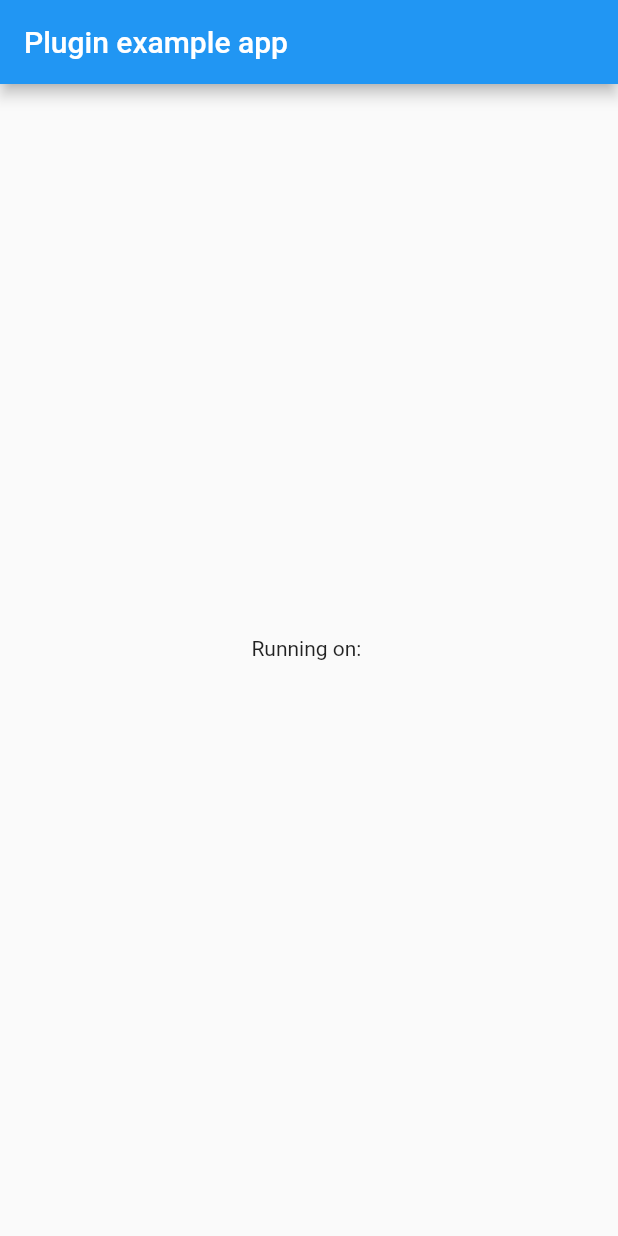
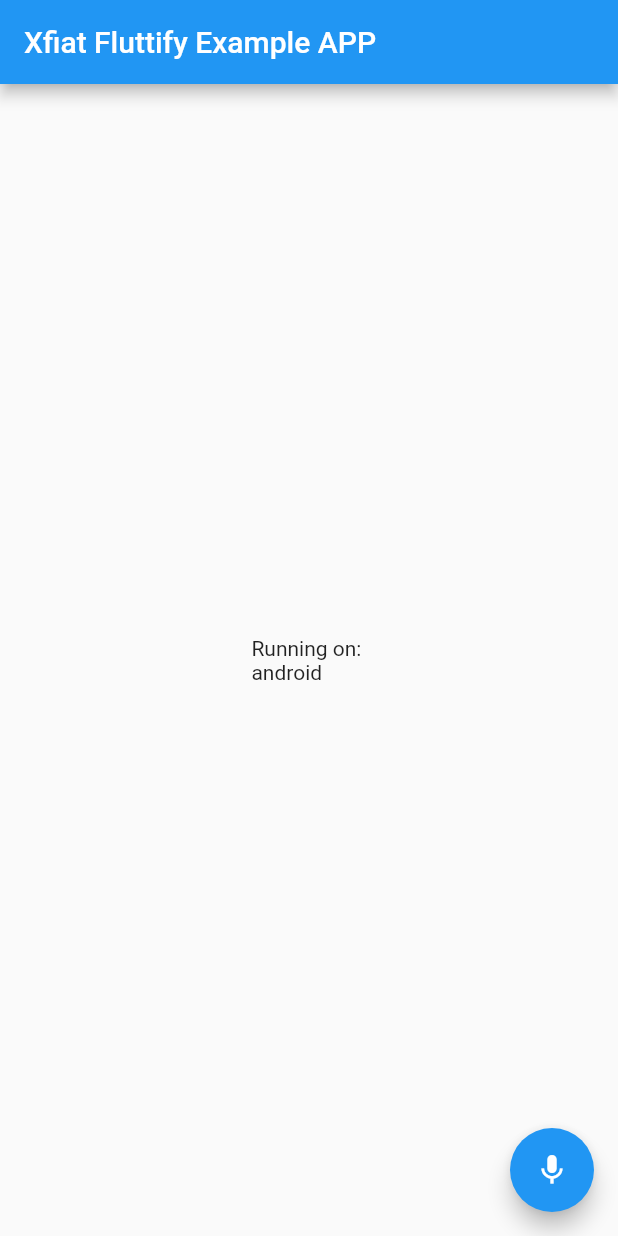
Before and after one commit to fluttify-project/xfiat_fluttify, a Flutter app: the screen it shows after launch, on a phone screen of 412 x 824 dp. Run offline on Flutter 3.47's test engine with Material 2 defaults, Android fonts, the phone set to English and light mode, and no system bars; missing offline and left inert: foundation_fluttify.

Commit message:
* 实现了批量配置参数 * TODO iOS未处理 * TODO 调用和UI判断未实现

```diff
--- a/example/lib/main.dart
+++ b/example/lib/main.dart
@@ -1,11 +1,9 @@
+import 'dart:io';
+
 import 'package:flutter/material.dart';
 import 'package:xfiat_fluttify/xfiat_fluttify.dart';
 
-void main() {
-  runApp(MyApp());
-
-  SpeechService.init('5de4a580');
-}
+void main() => runApp(MyApp());
 
 class MyApp extends StatefulWidget {
 	@override
@@ -14,14 +12,36 @@ class MyApp extends StatefulWidget {
 
 class _MyAppState extends State<MyApp> {
 	@override
+	void initState() {
+		super.initState();
+		// 实例化时传入参数
+		SpeechService(
+			appID: AppID('5e182aa7'),
+		);
+	}
+
+	@override
 	Widget build(BuildContext context) {
 		return MaterialApp(
 			home: Scaffold(
 				appBar: AppBar(
-          title: const Text('Plugin example app'),
+					title: const Text('Xfiat Fluttify Example APP'),
 				),
 				body: Center(
-          child: Text('Running on: \n'),
+					child: Text('Running on: \n' + Platform.operatingSystem),
+				),
+				floatingActionButton: FloatingActionButton(
+					child: Listener(
+						child: Icon(Icons.mic),
+						onPointerDown: (PointerDownEvent event) {
+							print(111);
+							SpeechService.createRecognizer(
+								Options(
+
+								),
+							);
+						},
+					), onPressed: () {},
 				),
 			),
 		);
--- /dev/null
+++ b/lib/src/dart/options.dart
@@ -0,0 +1,65 @@
+import 'package:xfiat_fluttify/src/dart/types/language.dart';
+import 'package:xfiat_fluttify/src/dart/types/result_type.dart';
+import 'package:xfiat_fluttify/src/dart/types/sample_rate.dart';
+import 'package:xfiat_fluttify/src/dart/types/vad_time.dart';
+
+///
+/// 配置
+///
+class Options {
+  /// 是否启用UI样式
+  final bool enableUI;
+
+  /// 输入语言，默认'zh-cn'
+  final Language inputLanguage;
+
+  /// 前端点检测
+  /// 开始录入音频后，音频后面部分最长静音时长，取值范围[0,10000ms]，默认值5000ms
+  final VadTime vadBos;
+
+  /// 后端点检测
+  /// 开始录入音频后，音频后面部分最长静音时长，取值范围[0,10000ms]，默认值1800ms
+  final VadTime vadEos;
+
+  /// 采样率
+  /// 支持：8KHZ,16KHZ
+  final SampleRate sampleRate;
+
+  /// 返回结果格式，默认plain
+  final ResultType resultType;
+
+  /// 是否启用数字结果倾向
+  final bool nunum;
+
+  /// 是否启用标点符号
+  final bool chinesePtt;
+
+  /// 构造方法
+  Options({
+    this.enableUI = false,
+    this.inputLanguage = Language.zh_cn,
+    this.vadBos,
+    this.vadEos,
+    this.sampleRate = SampleRate.Sixteen,
+    this.resultType = ResultType.plain,
+    this.nunum = false,
+    this.chinesePtt = true,
+  });
+
+  /// 转化为map类型
+  Map<String, String> toMap() => {
+        //设置语法ID和 SUBJECT 为空，以免因之前有语法调用而设置了此参数；或直接清空所有参数，具体可参考 DEMO 的示例。
+        "cloud_grammar": null,
+        "subject": null,
+        "result_type": typeMap(this.resultType),
+        "language": language(this.inputLanguage),
+        "accept": "mandarin",
+        "vad_bos":
+            !this.vadBos.isEmpty ? this.vadBos.toString() : 5000.toString(),
+        "vad_eos":
+            !this.vadEos.isEmpty ? this.vadEos.toString() : 1800.toString(),
+        "sample_rate": rate(this.sampleRate),
+        "nunum": (this.nunum ? 1 : 0).toString(),
+        "ptt": (this.chinesePtt ? 1 : 0).toString(),
+      };
+}
--- a/lib/src/dart/speech_service.dart
+++ b/lib/src/dart/speech_service.dart
@@ -1,32 +1,49 @@
-import 'package:xfiat_fluttify/src/android/android.export.g.dart';
-import 'package:xfiat_fluttify/src/ios/ios.export.g.dart';
+part of "../../xfiat_fluttify.dart";
 
-import 'speech_recognizer.dart';
+///
+/// 科大讯飞语音听写服务入口
+///
+class SpeechService {
+  /// 传入的appid
+  final AppID appID;
 
-class SpeechService {
-  SpeechService._();
+  SpeechService({@required this.appID}) {
+    this.init();
+  }
 
+  ///
   /// 初始化
-  static Future<void> init(String appId) async {
+  ///
+  Future<void> init() async {
     return platform(
       android: (pool) async {
         final context = await android_app_Application.get();
         await com_iflytek_cloud_SpeechUtility.createUtility(
-            context, com_iflytek_cloud_SpeechConstant.APPID + '=$appId');
-      },
+          context,
+          // 申请地址：http://www.xfyun.cn
+          com_iflytek_cloud_SpeechConstant.APPID + '=' + this.appID.toString(),
+        );
+      }, // android 平台处理
       ios: (pool) async {
-        await IFlySpeechUtility.createUtility('appid=$appId');
-      },
+        await IFlySpeechUtility.createUtility(
+          'appid' '=' + this.appID.toString(),
+        );
+      }, // ios 平台处理
     );
   }
 
+  ///
   /// 创建识别器
-  static Future<SpeechRecognizer> createRecognizer() async {
+  ///
+  static Future<SpeechRecognizer> createRecognizer(Options options) async {
     return platform(
       android: (pool) async {
         final context = await android_app_Application.get();
-        final recognizer = await com_iflytek_cloud_SpeechRecognizer
-            .createRecognizer(context, _AndroidListener());
+        final recognizer =
+        await com_iflytek_cloud_SpeechRecognizer.createRecognizer(
+          context,
+          _AndroidListener(),
+        );
         return SpeechRecognizer.android(recognizer);
       },
       ios: (pool) async {
--- /dev/null
+++ b/lib/src/dart/types/appid.dart
@@ -0,0 +1,19 @@
+///
+/// APPID类型
+/// 对APPID的判断
+///
+class AppID {
+  /// 讯飞的appid
+  String appId;
+
+  AppID(this.appId) {
+    if (appId.length != 8) throw new Exception('Invalid Appid');
+
+    this.appId = appId.trim();
+  }
+
+  @override
+  String toString() {
+    return this.appId;
+  }
+}
--- /dev/null
+++ b/lib/src/dart/types/language.dart
@@ -0,0 +1,11 @@
+/// 输入语言
+enum Language {
+  zh_cn,
+  en_us,
+}
+
+/// 输入语言映射
+String language(Language _language) => {
+      Language.zh_cn: "zh_cn",
+      Language.en_us: "en_us",
+    }[_language];
--- /dev/null
+++ b/lib/src/dart/types/result_type.dart
@@ -0,0 +1,13 @@
+/// 返回结果格式
+enum ResultType {
+  json,
+  xml,
+  plain,
+}
+
+/// 返回类型格式映射
+String typeMap(ResultType type) => {
+      ResultType.json: "json",
+      ResultType.xml: "xml",
+      ResultType.plain: "plain",
+    }[type];
--- /dev/null
+++ b/lib/src/dart/types/sample_rate.dart
@@ -0,0 +1,11 @@
+/// 采样率
+enum SampleRate {
+  Eight,
+  Sixteen,
+}
+
+/// 采样率映射
+String rate(SampleRate _rate) => {
+      SampleRate.Eight: "8000",
+      SampleRate.Sixteen: "16000",
+    }[_rate];
--- /dev/null
+++ b/lib/src/dart/types/vad_time.dart
@@ -0,0 +1,19 @@
+///
+/// 端点检测最长时长
+///
+class VadTime {
+  final int vad;
+
+  VadTime(this.vad) {
+    if (this.vad > 10000 || this.vad < 0)
+      throw new Exception(
+          'Invalid vad! Avaliable range of vad is [0 ~ 10000] ms');
+  }
+
+  @override
+  String toString() => this.vad.toString();
+
+  int toInt() => this.vad.toInt();
+
+  bool get isEmpty => this.vad == null;
+}
```
Also changed, not shown: lib/src/dart/speech_recognizer.dart (+9 -1 lines), lib/xfiat_fluttify.dart (+15 -2 lines), 1 other file. Lines whose indentation alone changed are shown as unchanged.
